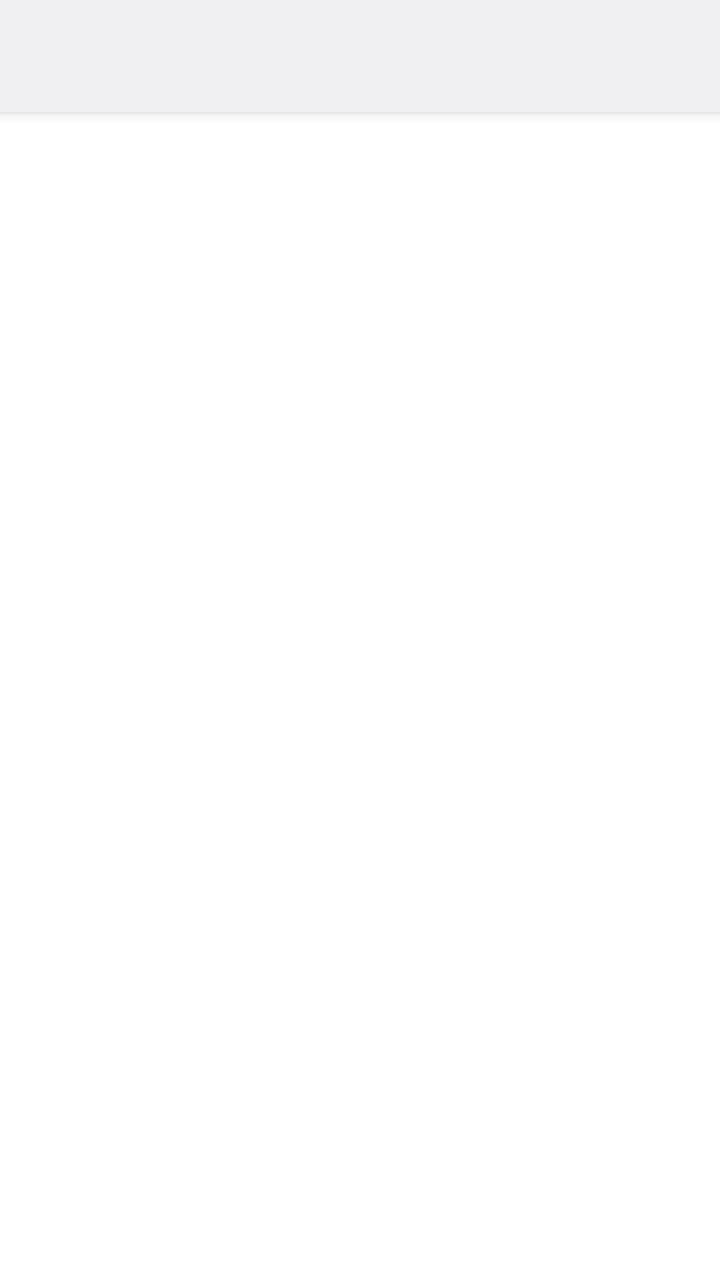
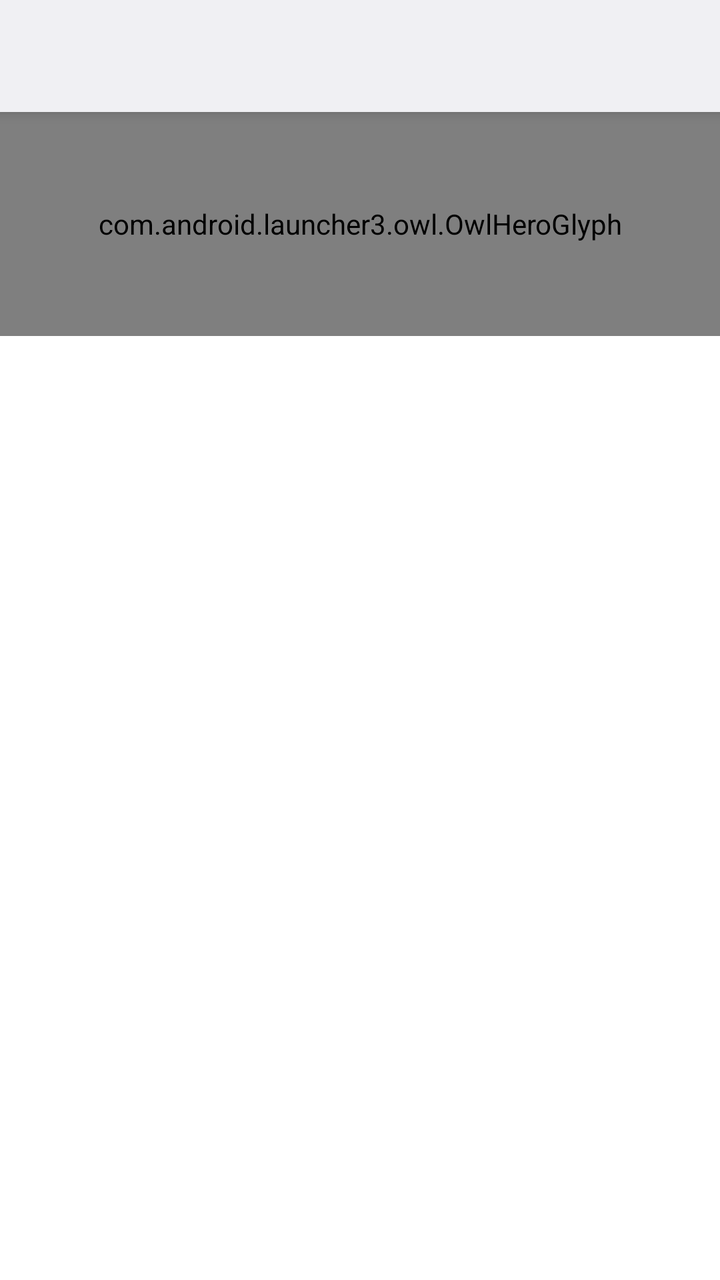

Compare the two renders of this Android layout. The source of the first and the diff that turns it into the second are given below.
<!-- AndroidManifest.xml: application theme AppTheme -->
<!-- res/layout/settings_activity.xml -->
<?xml version="1.0" encoding="utf-8"?>
<LinearLayout xmlns:android="http://schemas.android.com/apk/res/android"
    android:id="@+id/content_parent"
    android:layout_width="match_parent"
    android:layout_height="match_parent"
    android:orientation="vertical"
    android:fitsSystemWindows="true">

    <Toolbar
        android:id="@+id/action_bar"
        style="?android:attr/actionBarStyle"
        android:layout_width="match_parent"
        android:layout_height="wrap_content"
        android:theme="?android:attr/actionBarTheme" />

    <FrameLayout
        android:id="@+id/content_frame"
        android:layout_width="match_parent"
        android:layout_height="match_parent" />
</LinearLayout>
<!-- resources referenced by this layout -->
<resources>
  <color name="owl_raised">#EDEDED</color>
  <color name="owl_bg">#F2F2F2</color>
  <color name="widget_picker_search_text_color_light">@color/system_on_surface_variant_light</color>
  <color name="owl_surface">#FFFFFF</color>
  <color name="owl_secondary">#585A5A</color>
  <color name="materialColorSurfaceBright">@color/system_surface_bright_light</color>
  <color name="materialColorOutlineVariant">@color/system_outline_variant_light</color>
  <color name="popup_color_primary_light">#FFF</color>
  <color name="popup_color_secondary_light">#F1F3F4</color>
  <color name="popup_color_tertiary_light">#E0E0E0</color>
  <color name="system_on_surface_light">#30323A</color>
  <color name="popup_shade_first_light">#F9F9F9</color>
  <color name="popup_shade_second_light">#F1F1F1</color>
  <color name="popup_shade_third_light">#E2E2E2</color>
  <color name="popup_notification_dot_light">#FFF</color>
  <color name="notification_dot_color_light">#6DD58C</color>
  <color name="workspace_text_color_light">#FFF</color>
  <color name="page_indicator_dot_color_light">@android:color/system_accent1_600</color>
  <color name="page_indicator_arrow_bg_light">#000000</color>
  <color name="materialColorSecondaryFixed">@color/system_secondary_fixed</color>
  <color name="folder_preview_light">#7FCFFF</color>
  <color name="folder_background_light">#EFEDED</color>
  <color name="folder_text_color_light">#1F1F1F</color>
  <color name="folder_hint_text_color_light">#444746</color>
  <color name="workspace_accent_color_light">#D3E3FD</color>
  <color name="workspace_surface_color">#D3E3FD</color>
  <color name="drop_target_hover_text_color_light">#041E49</color>
  <color name="drop_target_hover_button_color_light">#D3E3FD</color>
  <color name="preload_icon_accent_color_light">#00668B</color>
  <color name="preload_icon_background_color_light">#B5CAD7</color>
  <color name="system_on_surface_variant_light">#5D5F68</color>
  <color name="system_surface_bright_light">#FAF8FE</color>
  <color name="system_outline_variant_light">#B0B1BC</color>
  <color name="widget_picker_secondary_surface_color_light">#FAF9F8</color>
  <color name="widget_picker_title_color_light">@color/system_on_surface_light</color>
  <color name="widget_picker_description_color_light">@color/system_on_surface_variant_light</color>
  <color name="widget_picker_menu_options_color_light">@color/system_on_surface_variant_light</color>
  <color name="widget_picker_header_app_title_color_light">@color/system_on_surface_light</color>
  <color name="widget_picker_header_background_color_light">#C2E7FF</color>
  <color name="widget_picker_suggestions_icon_background_color_light">#FFFFFF</color>
  <color name="widget_picker_suggestions_icon_color_light">#0B57D0</color>
  <color name="widget_picker_tab_background_selected_light">#0B57D0</color>
  <color name="widget_picker_tab_background_unselected_light">#E3E3E3</color>
  <color name="widget_picker_selected_tab_text_color_light">#FFFFFF</color>
  <color name="widget_picker_unselected_tab_text_color_light">#444746</color>
  <color name="widget_picker_collapse_handle_color_light">@color/system_outline_light</color>
  <color name="widget_picker_add_button_background_color_light">@color/system_primary_light</color>
  <color name="widget_picker_add_button_text_color_light">@color/system_on_primary_light</color>
  <color name="widget_cell_title_color_light">@color/system_on_surface_light</color>
  <color name="widget_cell_subtitle_color_light">@color/system_on_surface_variant_light</color>
  <color name="system_secondary_fixed">#DCE2F9</color>
  <color name="system_on_secondary_fixed_variant">#555B6E</color>
  <color name="system_surface_container_lowest_light">#FFFFFF</color>
  <color name="system_surface_container_light">#EDEDF6</color>
  <color name="system_outline_light">#787A84</color>
  <color name="system_primary_light">#4C5E8B</color>
  <color name="system_on_primary_light">#F9F8FF</color>
  <!-- unchanged entries left out for length: 14 -->
</resources>

<!-- the commit's change to res/layout/settings_activity.xml (unified diff, before → after) -->
@@ -13,6 +13,11 @@
         android:layout_height="wrap_content"
         android:theme="?android:attr/actionBarTheme" />
 
+    <com.android.launcher3.owl.OwlHeroGlyph
+        android:layout_width="match_parent"
+        android:layout_height="112dp"
+        android:padding="16dp" />
+
     <FrameLayout
         android:id="@+id/content_frame"
         android:layout_width="match_parent"
